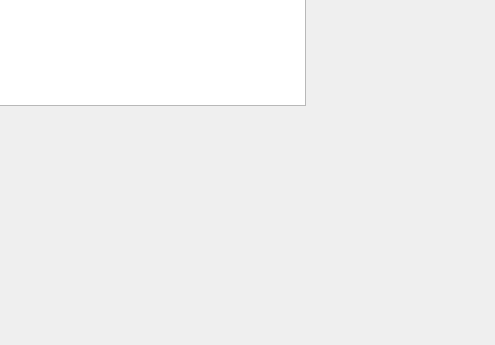
Old version of the form Exercices.ui in the repository KMerzak/HMI_ORTHESE; both pictures show x 785 to 1280 and y 375 to 720 of the 1280 by 720 pixel window.
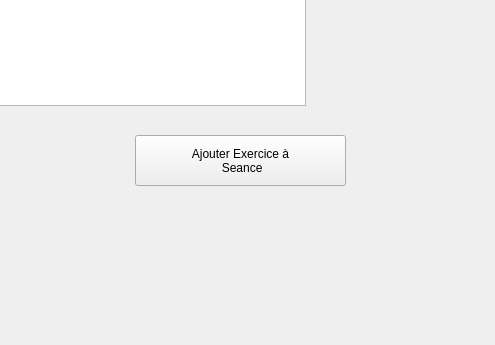
New version of the form.

Commit message:
ADD EXO TO SEANCE
Possibilité d'ajout de séance à la base de donnée et l'ajout d'éxercices à une séance

Patch:
```diff
--- a/Exercices.ui
+++ b/Exercices.ui
@@ -113,6 +113,20 @@
     <string>Retour</string>
    </property>
   </widget>
+  <widget class="QPushButton" name="buttAjExoSea">
+   <property name="geometry">
+    <rect>
+     <x>920</x>
+     <y>510</y>
+     <width>211</width>
+     <height>51</height>
+    </rect>
+   </property>
+   <property name="text">
+    <string>Ajouter Exercice à
+ Seance</string>
+   </property>
+  </widget>
  </widget>
  <resources/>
  <connections/>
```
The commit also changes 5 other files.
